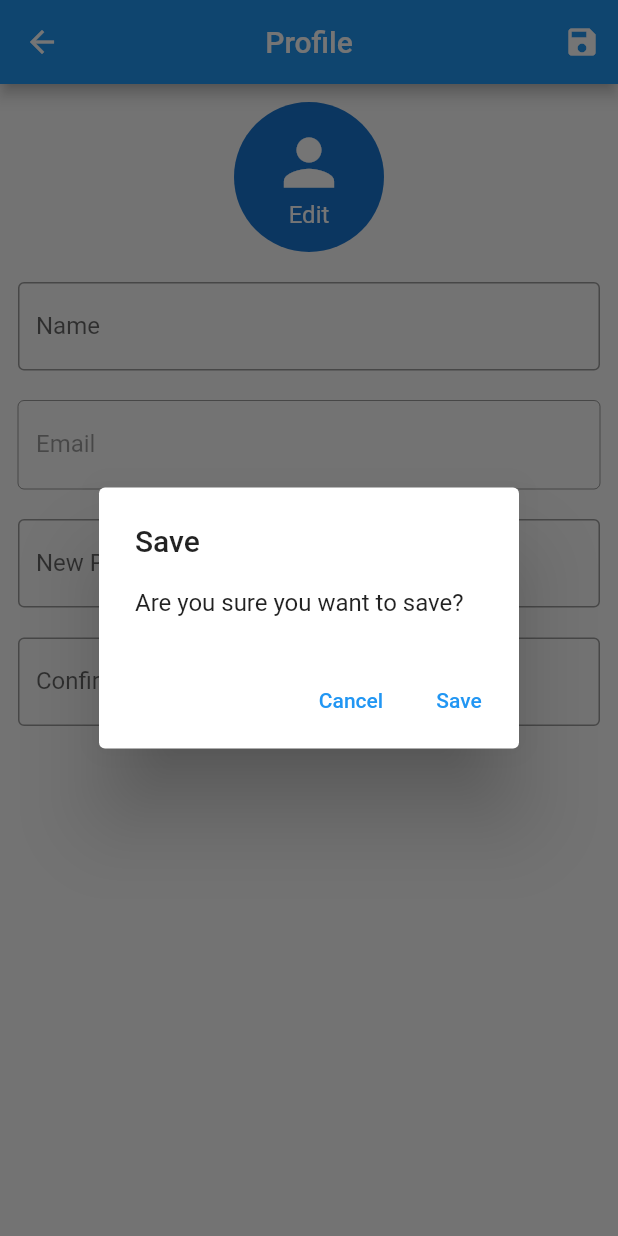
After one commit to markabano/a_tour_action, a Flutter app: the ProfileScreen screen opened directly, after a tap on the "save" icon, on a phone screen of 412 x 824 dp. The commit adds this screen. Run offline on Flutter 3.47's test engine with Material 2 defaults, Android fonts, the phone set to English and light mode, and no system bars; our stand-ins replace carousel_slider, cloud_firestore, firebase_auth, firebase_core, google_maps_flutter; missing offline and left inert: panorama_viewer; accounts and stored records are empty; network calls fail.

Commit message:
edit profile

```diff
--- /dev/null
+++ b/lib/screens/profile_screen.dart
@@ -0,0 +1,174 @@
+import 'package:a_tour_action/auth_page.dart';
+import 'package:cloud_firestore/cloud_firestore.dart';
+import 'package:firebase_auth/firebase_auth.dart';
+import 'package:flutter/material.dart';
+
+class ProfileScreen extends StatefulWidget {
+  const ProfileScreen({super.key});
+
+  @override
+  State<ProfileScreen> createState() => _ProfileScreenState();
+}
+
+class _ProfileScreenState extends State<ProfileScreen> {
+  var nameController = TextEditingController();
+
+  var emailController = TextEditingController();
+
+  var passwordController = TextEditingController();
+
+  var confirmPasswordController = TextEditingController();
+
+  @override
+  void initState() {
+    // TODO: implement initState
+    super.initState();
+    getUserData();
+  }
+
+  @override
+  Widget build(BuildContext context) {
+    return Scaffold(
+      appBar: AppBar(
+        title: const Text('Profile'),
+        actions: [
+          IconButton(
+            icon: const Icon(Icons.save),
+            onPressed: () {
+              showDialog(
+                context: context,
+                builder: (context) => AlertDialog(
+                  title: const Text('Save'),
+                  content: const Text('Are you sure you want to save?'),
+                  actions: [
+                    TextButton(
+                      onPressed: () {
+                        Navigator.pop(context);
+                      },
+                      child: const Text('Cancel'),
+                    ),
+                    TextButton(
+                      onPressed: () {
+                        updateUserData();
+                        Navigator.pop(context);
+                      },
+                      child: const Text('Save'),
+                    ),
+                  ],
+                ),
+              );
+            },
+          ),
+        ],
+        centerTitle: true,
+      ),
+      body: Padding(
+        padding: const EdgeInsets.all(12.0),
+        child: SingleChildScrollView(
+          child: Column(children: [
+            CircleAvatar(
+              radius: 50,
+              child: Column(
+                mainAxisAlignment: MainAxisAlignment.center,
+                children: [
+                  Icon(
+                    Icons.person,
+                    size: 50,
+                  ),
+                  Text('Edit'),
+                ],
+              ),
+            ),
+            const SizedBox(height: 20),
+            TextFormField(
+              controller: nameController,
+              decoration: const InputDecoration(
+                labelText: 'Name',
+                border: OutlineInputBorder(),
+              ),
+            ),
+            const SizedBox(height: 20),
+            TextFormField(
+              controller: emailController,
+              decoration: const InputDecoration(
+                labelText: 'Email',
+                border: OutlineInputBorder(),
+              ),
+              enabled: false,
+            ),
+            const SizedBox(height: 20),
+            TextFormField(
+              controller: passwordController,
+              obscureText: true,
+              decoration: const InputDecoration(
+                labelText: 'New Password',
+                border: OutlineInputBorder(),
+              ),
+            ),
+            const SizedBox(height: 20),
+            TextFormField(
+              controller: confirmPasswordController,
+              obscureText: true,
+              decoration: const InputDecoration(
+                labelText: 'Confirm Password',
+                border: OutlineInputBorder(),
+              ),
+            ),
+          ]),
+        ),
+      ),
+    );
+  }
+
+  Future<void> getUserData() async {
+    final user = FirebaseAuth.instance.currentUser;
+    final userData = await FirebaseFirestore.instance
+        .collection('users')
+        .doc(user!.uid)
+        .get();
+
+    nameController.text = userData.data()!['name'];
+    emailController.text = userData.data()!['email'];
+  }
+
+  Future<void> updateUserData() async {
+    final user = FirebaseAuth.instance.currentUser;
+
+    if (nameController.text.isEmpty) {
+      ScaffoldMessenger.of(context).showSnackBar(
+        const SnackBar(
+          content: Text('Name cannot be empty'),
+        ),
+      );
+      return;
+    } else {
+      await FirebaseFirestore.instance
+          .collection('users')
+          .doc(user!.uid)
+          .update({
+        'name': nameController.text,
+      });
+      Navigator.pop(context);
+    }
+
+    if (passwordController.text.isNotEmpty) {
+      if (passwordController.text != confirmPasswordController.text) {
+        ScaffoldMessenger.of(context).showSnackBar(
+          const SnackBar(
+            content: Text('Password does not match'),
+          ),
+        );
+        return;
+      } else {
+        user.updatePassword(passwordController.text);
+        await FirebaseAuth.instance.signOut();
+        Navigator.pushReplacement(
+          context,
+          MaterialPageRoute(
+            builder: (context) => AuthPage(),
+          ),
+        );
+      }
+    }
+  }
+}
```
Also changed, not shown: lib/screens/menu_screen.dart (+15 -6 lines), 1 other file.
